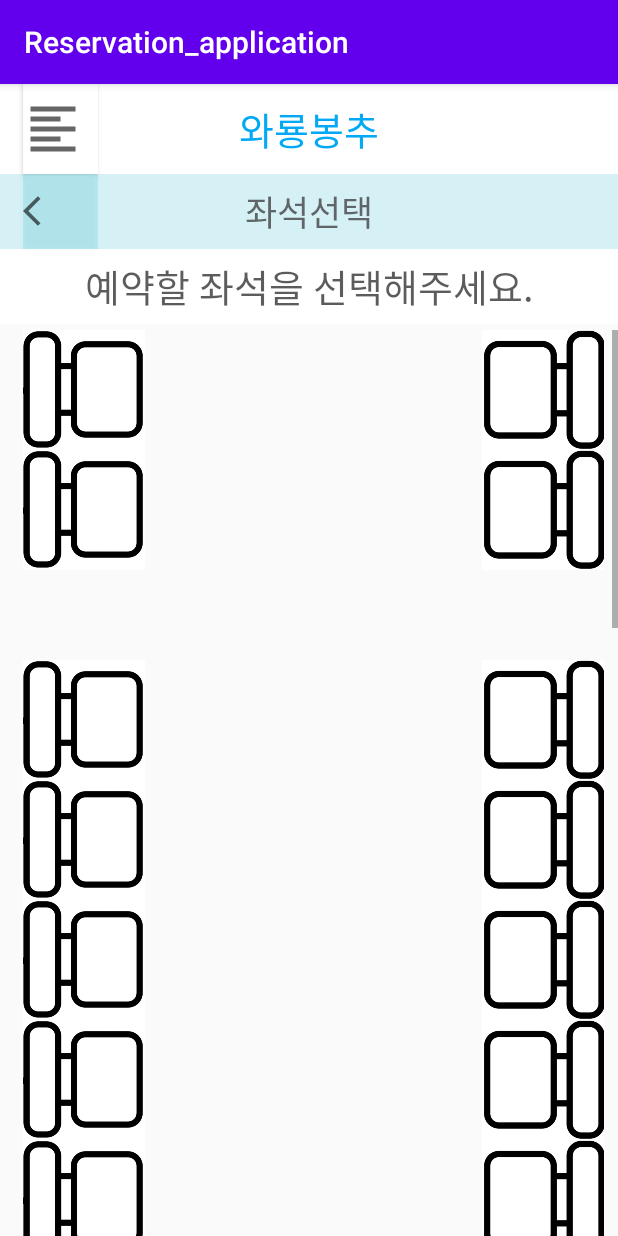
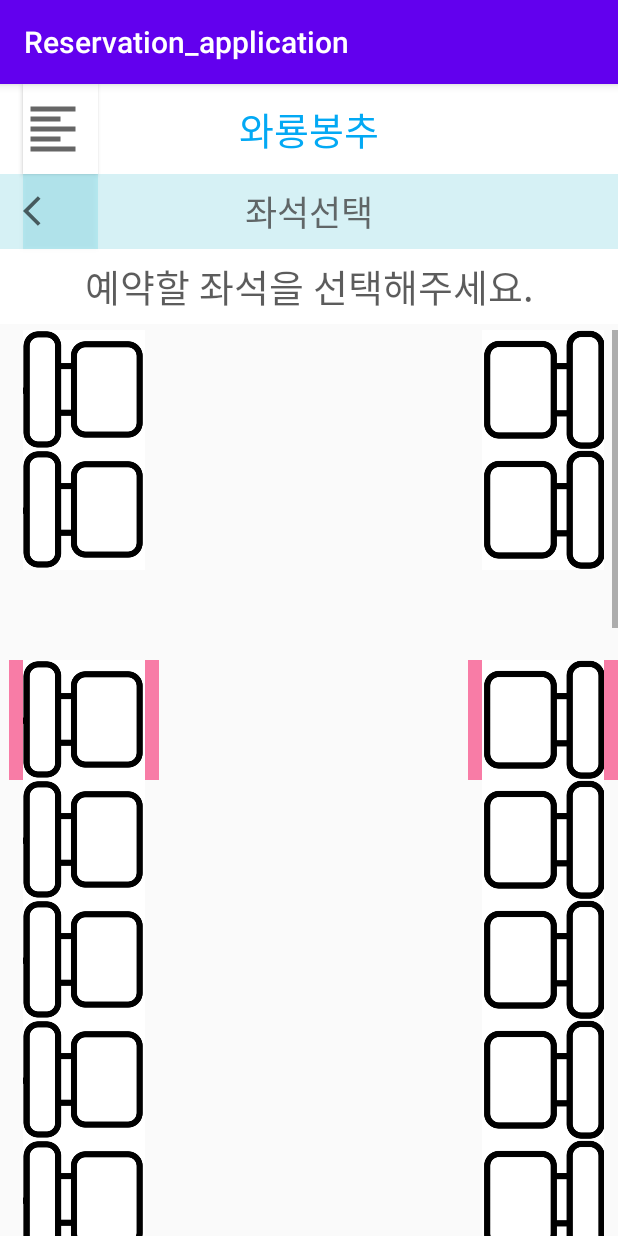
Before and after one commit to jaemin-Yoo/Subway-Reservation, an Android app: the choice_num screen opened directly, with no data from a screen before it, after a tap on an icon or button, on a phone screen of 412 x 824 dp. Run offline under Robolectric (Android 15) with nearby library versions, the phone set to English and light mode, and no system bars; network calls fail.

Commit message:
back funtion and initail funtion

```diff
--- a/gongmojun/app/src/main/java/com/example/reservation_application/choice_chair_num.java
+++ b/gongmojun/app/src/main/java/com/example/reservation_application/choice_chair_num.java
@@ -2,13 +2,52 @@ package com.example.reservation_application;
 
 import androidx.appcompat.app.AppCompatActivity;
 
+import android.content.Intent;
 import android.os.Bundle;
+import android.view.View;
+import android.widget.Button;
+import android.widget.ImageButton;
+import android.widget.Toast;
 
 public class choice_chair_num extends AppCompatActivity {
+
+    private Button back;
+    private ImageButton left_reservation, right_reservation;
 
     @Override
     protected void onCreate(Bundle savedInstanceState) {
         super.onCreate(savedInstanceState);
         setContentView(R.layout.activity_choice_chair_num);
+
+        back = findViewById(R.id.back);
+        left_reservation = findViewById(R.id.left_reservation);
+        right_reservation = findViewById(R.id.right_reservation);
+
+
+        back.setOnClickListener(new View.OnClickListener() {
+            @Override
+            public void onClick(View view) {
+                Intent intent = new Intent(choice_chair_num.this,choice_num.class);
+                startActivity(intent);
+            }
+        });
+
+        left_reservation.setOnClickListener(new View.OnClickListener() {
+            @Override
+            public void onClick(View view) {
+                Intent intent = new Intent(choice_chair_num.this,reservation_page.class);
+                startActivity(intent);
+                Toast.makeText(getApplicationContext(), "예약이 완료되었습니다.",Toast.LENGTH_LONG).show();
+            }
+        });
+
+        right_reservation.setOnClickListener(new View.OnClickListener() {
+            @Override
+            public void onClick(View view) {
+                Intent intent = new Intent(choice_chair_num.this,reservation_page.class);
+                startActivity(intent);
+                Toast.makeText(getApplicationContext(), "예약이 완료되었습니다.",Toast.LENGTH_LONG).show();
+            }
+        });
     }
 }
--- a/gongmojun/app/src/main/java/com/example/reservation_application/choice_num.java
+++ b/gongmojun/app/src/main/java/com/example/reservation_application/choice_num.java
@@ -5,11 +5,13 @@ import androidx.appcompat.app.AppCompatActivity;
 import android.content.Intent;
 import android.os.Bundle;
 import android.view.View;
+import android.widget.Button;
 import android.widget.ImageButton;
 
 public class choice_num extends AppCompatActivity {
 
     private ImageButton train1,train2,train3,train4,train5,train6;
+    private Button back;
 
     @Override
     protected void onCreate(Bundle savedInstanceState) {
@@ -22,6 +24,7 @@ public class choice_num extends AppCompatActivity {
         train4 = findViewById(R.id.train4);
         train5 = findViewById(R.id.train5);
         train6 = findViewById(R.id.train6);
+        back =findViewById(R.id.back);
 
         train1.setOnClickListener(new View.OnClickListener() {
             @Override
@@ -71,5 +74,15 @@ public class choice_num extends AppCompatActivity {
                 startActivity(intent);
             }
         });
+        back.setOnClickListener(new View.OnClickListener() {
+            @Override
+            public void onClick(View view) {
+                Intent intent = new Intent(choice_num.this,reservation_page.class);
+                startActivity(intent);
+            }
+        });
+
+
+
     }
 }
--- a/gongmojun/app/src/main/res/layout/activity_choice_chair_num.xml
+++ b/gongmojun/app/src/main/res/layout/activity_choice_chair_num.xml
@@ -19,7 +19,7 @@
         app:layout_constraintEnd_toEndOf="parent"
         app:layout_constraintHorizontal_bias="0.0"
         app:layout_constraintStart_toStartOf="parent"
-        app:layout_constraintTop_toBottomOf="@+id/button" />
+        app:layout_constraintTop_toBottomOf="@+id/back" />
 
     <TextView
         android:id="@+id/textView2"
@@ -35,7 +35,7 @@
         app:layout_constraintTop_toBottomOf="@+id/textView29" />
 
     <Button
-        android:id="@+id/button"
+        android:id="@+id/back"
         android:layout_width="50dp"
         android:layout_height="50dp"
         android:layout_marginStart="15dp"
@@ -132,28 +132,29 @@
                 android:layout_height="wrap_content">
 
                 <ImageButton
-                    android:id="@+id/button5"
+                    android:id="@+id/left_reservation"
                     android:layout_width="100dp"
                     android:layout_height="80dp"
-                    android:background="#00FFFFFF"
+                    android:background="#F87CA6"
                     android:padding="0sp"
                     android:scaleType="fitCenter"
                     android:src="@drawable/subway_chair_right" />
 
                 <TextView
-                    android:id="@+id/textView6"
+                    android:id="@+id/reservation"
                     android:layout_width="155dp"
                     android:layout_height="match_parent"
                     android:layout_weight="1" />
 
                 <ImageButton
-                    android:id="@+id/button6"
+                    android:id="@+id/right_reservation"
                     android:layout_width="100dp"
                     android:layout_height="80dp"
-                    android:background="#00FFFFFF"
+                    android:background="#F87CA6"
                     android:padding="0sp"
                     android:scaleType="fitCenter"
                     android:src="@drawable/subway_chair_left" />
+
             </LinearLayout>
             <LinearLayout
                 android:layout_width="match_parent"
--- a/gongmojun/app/src/main/res/layout/activity_choice_num.xml
+++ b/gongmojun/app/src/main/res/layout/activity_choice_num.xml
@@ -8,7 +8,7 @@
 
 
     <Button
-        android:id="@+id/button"
+        android:id="@+id/back"
         android:layout_width="50dp"
         android:layout_height="50dp"
         android:layout_marginStart="16dp"
```
